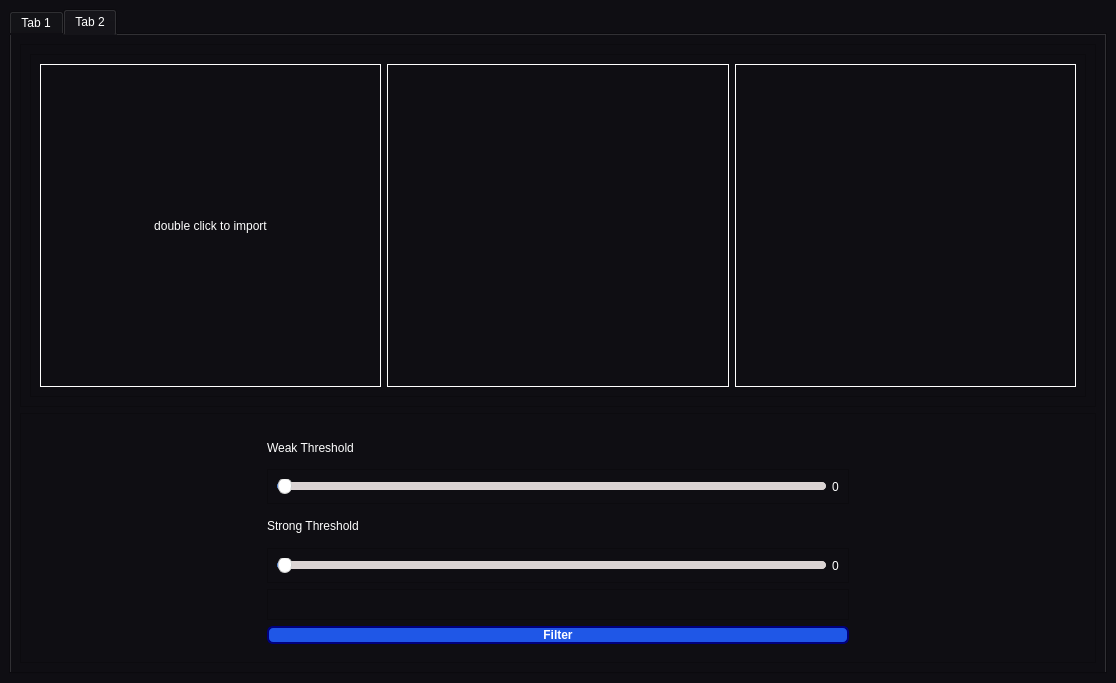
Eagle-E-Y-E/Task2-Edge-Detection, file UI.ui: the form before one commit.
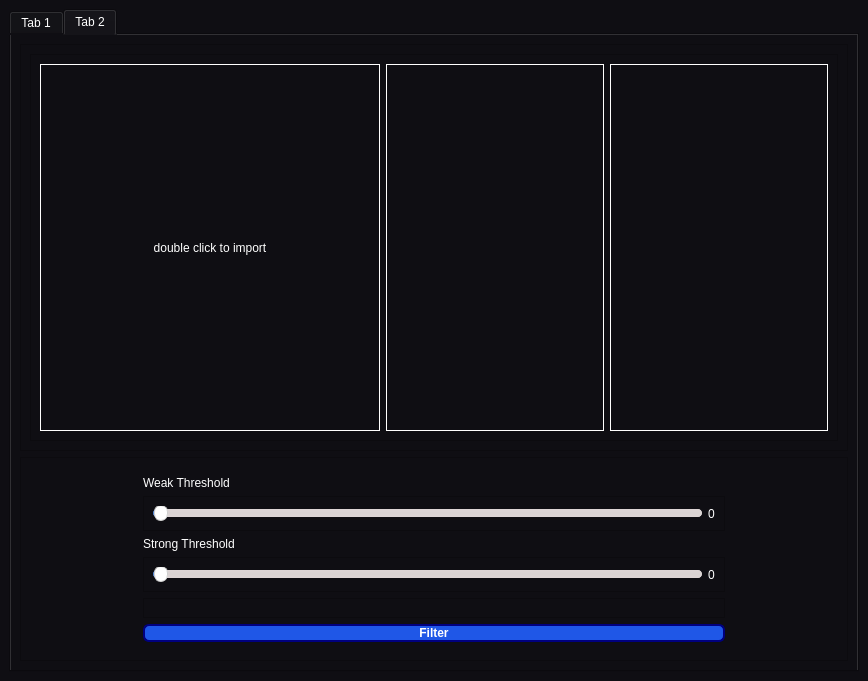
The form after the commit. The open tabs and pages were chosen to show the change. Icons and pictures are not drawn.

What changed in the file:
```diff
--- a/UI.ui
+++ b/UI.ui
@@ -6,8 +6,8 @@
    <rect>
     <x>0</x>
     <y>0</y>
-    <width>1116</width>
-    <height>683</height>
+    <width>868</width>
+    <height>681</height>
    </rect>
   </property>
   <property name="windowTitle">
@@ -726,6 +726,12 @@
        <layout class="QGridLayout" name="gridLayout">
         <item row="1" column="0">
          <widget class="QFrame" name="frame_3">
+          <property name="sizePolicy">
+           <sizepolicy hsizetype="Preferred" vsizetype="Expanding">
+            <horstretch>0</horstretch>
+            <verstretch>0</verstretch>
+           </sizepolicy>
+          </property>
           <property name="frameShape">
            <enum>QFrame::StyledPanel</enum>
           </property>
@@ -819,10 +825,16 @@
         </item>
         <item row="2" column="0">
          <widget class="QFrame" name="frame_4">
+          <property name="sizePolicy">
+           <sizepolicy hsizetype="Minimum" vsizetype="Minimum">
+            <horstretch>0</horstretch>
+            <verstretch>0</verstretch>
+           </sizepolicy>
+          </property>
           <property name="maximumSize">
            <size>
             <width>16777215</width>
-            <height>250</height>
+            <height>16777215</height>
            </size>
           </property>
           <property name="frameShape">
```
Left out of the diff: 35 changed lines with no effect on the pictures.
